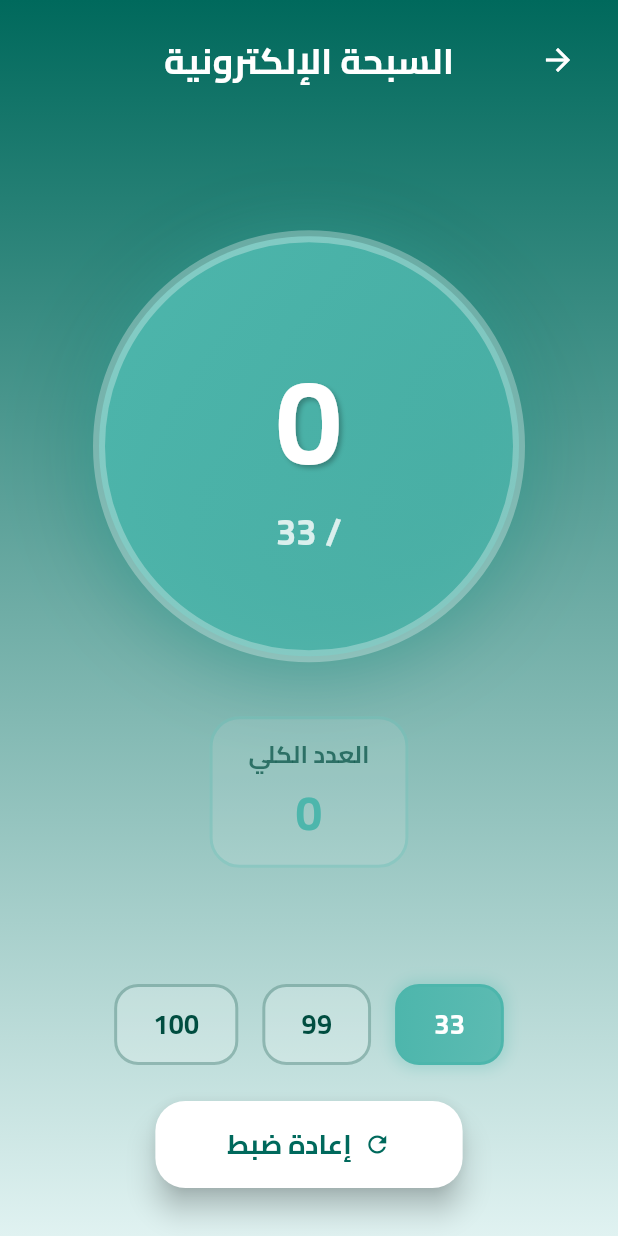
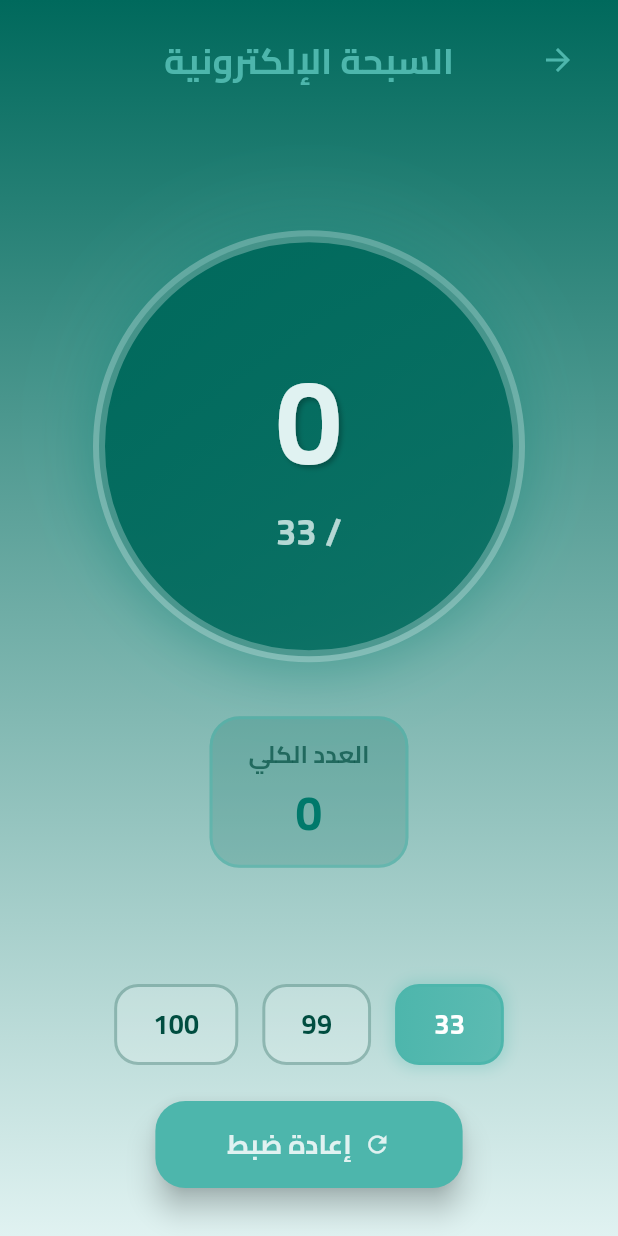
Before and after one commit to AbdelmenamAdel/Azkary, a Flutter app: the ElectronicRosaryView screen opened directly, on a phone screen of 412 x 824 dp. Run offline on Flutter 3.47's test engine with Material 3 defaults, Android fonts, the phone set to English and light mode, and no system bars; our stand-ins replace flutter_bloc, flutter_screenutil, flutter_secure_storage, font_awesome_flutter, step_progress_indicator; missing offline and left inert: widget_zoom; accounts and stored records are empty.

Commit message:
feat: localize rosary prompt and refine electronic rosary UI colors.

```diff
--- a/lib/core/localization/app_localizations.dart
+++ b/lib/core/localization/app_localizations.dart
@@ -44,6 +44,7 @@ class AppLocalizations {
       'electronic_rosary': 'السبحة الإلكترونية',
       'total_count': 'العدد الكلي',
       'reset': 'إعادة ضبط',
+      'tap_to_open_rosary': 'اضغط هنا لفتح السبحة الإلكترونية',
     },
     'en': {
       'app_title': 'Azkary',
@@ -81,6 +82,7 @@ class AppLocalizations {
       'electronic_rosary': 'Electronic Rosary',
       'total_count': 'Total Count',
       'reset': 'Reset',
+      'tap_to_open_rosary': 'Tap here to open the electronic rosary',
     },
     'fr': {
       'app_title': 'Azkary',
@@ -118,6 +120,7 @@ class AppLocalizations {
       'electronic_rosary': 'Chapelet Électronique',
       'total_count': 'Compte Total',
       'reset': 'Réinitialiser',
+      'tap_to_open_rosary': 'Appuyez ici pour ouvrir le chapelet électronique',
     },
     'de': {
       'app_title': 'Azkary',
@@ -154,6 +157,8 @@ class AppLocalizations {
       'electronic_rosary': 'Elektronischer Rosenkranz',
       'total_count': 'Gesamtzählung',
       'reset': 'Zurücksetzen',
+      'tap_to_open_rosary':
+          'Tippen Sie hier, um den elektronischen Rosenkranz zu öffnen',
     },
   };
 
--- a/lib/features/home/widgets/e_rosary.dart
+++ b/lib/features/home/widgets/e_rosary.dart
@@ -111,7 +111,7 @@ class ERosarySection extends StatelessWidget {
                             ),
                             const SizedBox(height: 8),
                             Text(
-                              'اضغط هنا لفتح السبحة الإلكترونية',
+                              context.translate('tap_to_open_rosary'),
                               style: TextStyle(
                                 fontSize: 14,
                                 fontFamily: 'Cairo',
--- a/lib/features/rosary/electronic_rosary_view.dart
+++ b/lib/features/rosary/electronic_rosary_view.dart
@@ -96,7 +96,7 @@ class _ElectronicRosaryViewState extends State<ElectronicRosaryView>
                 child: Row(
                   children: [
                     IconButton(
-                      icon: Icon(Icons.arrow_back, color: colors.surface),
+                      icon: Icon(Icons.arrow_back, color: colors.secondary),
                       onPressed: () => Navigator.pop(context),
                     ),
                     Expanded(
@@ -107,7 +107,7 @@ class _ElectronicRosaryViewState extends State<ElectronicRosaryView>
                           fontSize: 24,
                           fontWeight: FontWeight.bold,
                           fontFamily: 'Cairo',
-                          color: colors.surface,
+                          color: colors.secondary,
                         ),
                       ),
                     ),
@@ -137,18 +137,18 @@ class _ElectronicRosaryViewState extends State<ElectronicRosaryView>
                               begin: Alignment.topLeft,
                               end: Alignment.bottomRight,
                               colors: [
-                                colors.secondary!,
-                                colors.secondary!.withValues(alpha: 0.7),
+                                colors.primary!,
+                                colors.primary!.withValues(alpha: 0.8),
                               ],
                             ),
                             boxShadow: [
                               BoxShadow(
-                                color: colors.secondary!.withValues(alpha: 0.4),
+                                color: colors.primary!.withValues(alpha: 0.4),
                                 blurRadius: 30,
                                 spreadRadius: 5,
                               ),
                               BoxShadow(
-                                color: colors.primary!.withValues(alpha: 0.3),
+                                color: colors.secondary!.withValues(alpha: 0.3),
                                 blurRadius: 50,
                                 spreadRadius: 10,
                               ),
@@ -162,9 +162,9 @@ class _ElectronicRosaryViewState extends State<ElectronicRosaryView>
                                   value: progress,
                                   strokeWidth: 8,
                                   backgroundColor:
-                                      colors.surface!.withValues(alpha: 0.3),
+                                      colors.background!.withValues(alpha: 0.3),
                                   valueColor: AlwaysStoppedAnimation<Color>(
-                                    colors.surface!,
+                                    colors.secondary!,
                                   ),
                                 ),
                               ),
@@ -178,12 +178,12 @@ class _ElectronicRosaryViewState extends State<ElectronicRosaryView>
                                       style: TextStyle(
                                         fontSize: 80,
                                         fontWeight: FontWeight.bold,
-                                        color: colors.surface,
+                                        color: colors.background,
                                         fontFamily: 'Cairo',
-                                        shadows: [
+                                        shadows: const [
                                           Shadow(
                                             color: Colors.black26,
-                                            offset: const Offset(2, 2),
+                                            offset: Offset(2, 2),
                                             blurRadius: 4,
                                           ),
                                         ],
@@ -193,7 +193,7 @@ class _ElectronicRosaryViewState extends State<ElectronicRosaryView>
                                       '/ $_maxCount',
                                       style: TextStyle(
                                         fontSize: 24,
-                                        color: colors.surface!
+                                        color: colors.background!
                                             .withValues(alpha: 0.8),
                                         fontFamily: 'Cairo',
                                       ),
@@ -217,10 +217,10 @@ class _ElectronicRosaryViewState extends State<ElectronicRosaryView>
                 padding:
                     const EdgeInsets.symmetric(horizontal: 24, vertical: 12),
                 decoration: BoxDecoration(
-                  color: colors.surface!.withValues(alpha: 0.1),
+                  color: colors.primary!.withValues(alpha: 0.2),
                   borderRadius: BorderRadius.circular(20),
                   border: Border.all(
-                    color: colors.secondary!.withValues(alpha: 0.3),
+                    color: colors.secondary!.withValues(alpha: 0.5),
                     width: 2,
                   ),
                 ),
@@ -240,7 +240,7 @@ class _ElectronicRosaryViewState extends State<ElectronicRosaryView>
                       style: TextStyle(
                         fontSize: 32,
                         fontWeight: FontWeight.bold,
-                        color: colors.secondary,
+                        color: colors.subtext,
                         fontFamily: 'Cairo',
                       ),
                     ),
@@ -273,8 +273,8 @@ class _ElectronicRosaryViewState extends State<ElectronicRosaryView>
                 child: ElevatedButton(
                   onPressed: _resetCounter,
                   style: ElevatedButton.styleFrom(
-                    backgroundColor: colors.surface,
-                    foregroundColor: colors.primary,
+                    backgroundColor: colors.secondary,
+                    foregroundColor: colors.background,
                     padding: const EdgeInsets.symmetric(
                         horizontal: 48, vertical: 16),
                     shape: RoundedRectangleBorder(
@@ -285,7 +285,7 @@ class _ElectronicRosaryViewState extends State<ElectronicRosaryView>
                   child: Row(
                     mainAxisSize: MainAxisSize.min,
                     children: [
-                      Icon(Icons.refresh, color: colors.primary),
+                      Icon(Icons.refresh, color: colors.background),
                       const SizedBox(width: 8),
                       Text(
                         context.translate('reset'),
@@ -293,7 +293,7 @@ class _ElectronicRosaryViewState extends State<ElectronicRosaryView>
                           fontSize: 18,
                           fontWeight: FontWeight.bold,
                           fontFamily: 'Cairo',
-                          color: colors.primary,
+                          color: colors.background,
                         ),
                       ),
                     ],
```
